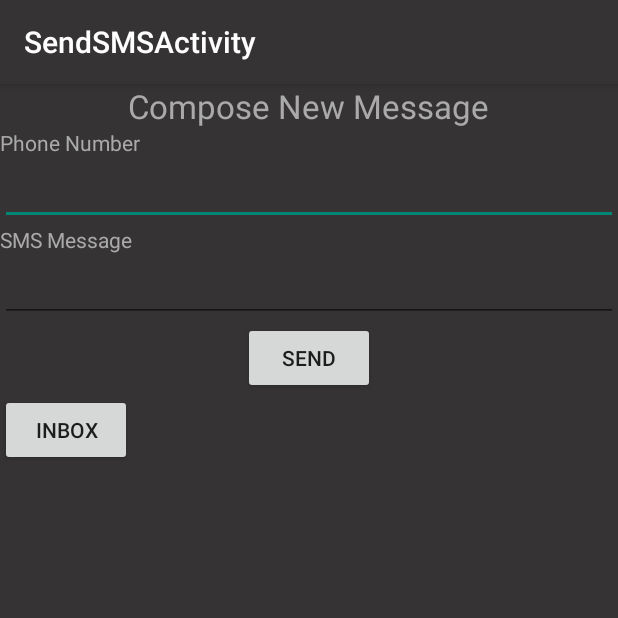
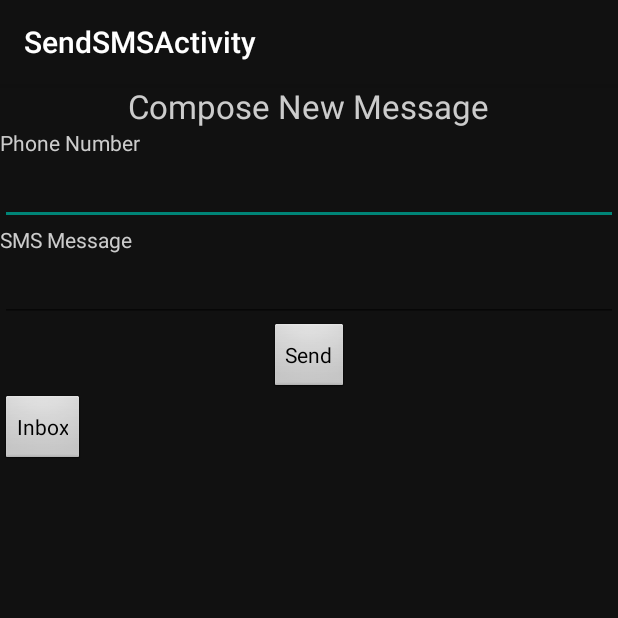
Before and after one commit to cmpickle/Encryptographer, an Android app: the SendSMSActivity screen opened directly, with no data from a screen before it, on a phone screen of 412 x 824 dp, the top half of it. Run offline under Robolectric (Android 15) with nearby library versions, the phone set to English and light mode, and no system bars.

Commit message:
some aesthetics

```diff
--- a/app/src/main/java/com/example/cmpickle/basicsms/ConversationActivity.java
+++ b/app/src/main/java/com/example/cmpickle/basicsms/ConversationActivity.java
@@ -21,19 +21,19 @@ public class ConversationActivity extends Activity implements AdapterView.OnItem
 
     Bundle b;
     String bundle;
-//    private static ConversationActivity inst;
+    private static ConversationActivity inst;
     ArrayList<String> smsMessageList = new ArrayList<>();
     ListView smsListView;
     ArrayAdapter arrayAdapter;
 
-//    public static ConversationActivity instance() {
-//        return inst;
-//    }
+    public static ConversationActivity instance() {
+        return inst;
+    }
 
     @Override
     protected void onStart() {
         super.onStart();
-//        inst = this;
+        inst = this;
     }
 
     @Override
--- a/app/src/main/java/com/example/cmpickle/basicsms/SendSMSActivity.java
+++ b/app/src/main/java/com/example/cmpickle/basicsms/SendSMSActivity.java
@@ -53,8 +53,8 @@ public class SendSMSActivity extends ActionBarActivity {
             Toast.makeText(this, "SMS sent", Toast.LENGTH_LONG).show();
 
             //After sending message clear EditText fields
-            toPhoneNumber.setText("");
-            smsMessageET.setText("");
+//            toPhoneNumber.setText("");
+//            smsMessageET.setText("");
         } catch (Exception e) {
             e.printStackTrace();
         }
--- a/app/src/main/res/values/colors.xml
+++ b/app/src/main/res/values/colors.xml
@@ -1,5 +1,7 @@
 <?xml version="1.0" encoding="utf-8"?>
 <resources>
-    <color name="background">#353333</color>
-    <color name="text">#aaaaaa</color>
+    <color name="background">#111111</color>
+    <color name="text">#cccccc</color>
+    <color name="buttonText">#000000</color>
+    <color name="button">#555555</color>
 </resources>
--- a/app/src/main/res/values/styles.xml
+++ b/app/src/main/res/values/styles.xml
@@ -4,13 +4,23 @@
     <style name="AppTheme" parent="Theme.AppCompat.Light.DarkActionBar">
         <item name="android:textViewStyle">@style/grayTextView</item>
         <item name="android:background">@color/background</item>
-        <item name="android:editTextColor">@color/text</item>
+        <item name="android:editTextStyle">@style/greyEditText</item>
+        <item name="android:buttonStyle">@style/buttonStyle</item>
     </style>
 
     <style name="grayTextView" parent="android:Widget.TextView">
         <item name="android:textColor">@color/text</item>
     </style>
 
+    <style name="greyEditText" parent="android:Widget.EditText">
+        <item name="android:textColor">@color/text</item>
+    </style>
+
+    <style name="buttonStyle" parent="android:Widget.Button">
+        <item name="android:textColor">@color/buttonText</item>
+        <item name="android:color">@color/button</item>
+    </style>
+
     <style name="backgroundColor" parent="android:Theme.Black">
     </style>
 
```
Also changed, not shown: 1 other file.
